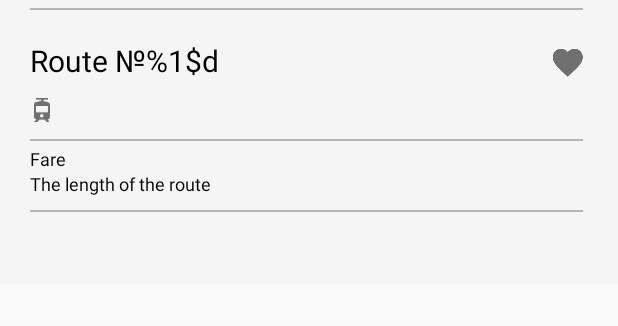
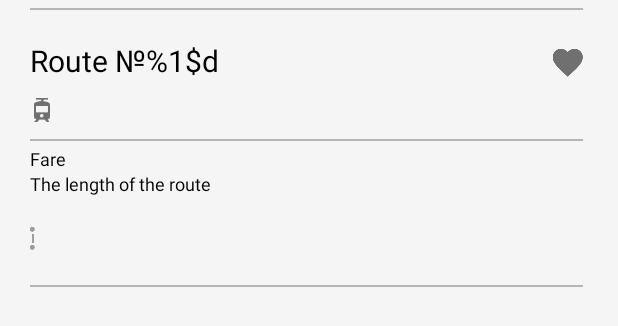
Before and after one commit to Psihey/Android-Public-Transport, an Android app: the layout bottom_sheet_route_detail.xml on its own in the app's theme, with its tools: preview values and no code run, on a phone screen of 412 x 824 dp. Shown: the top 326 px of the screen. Run offline under Robolectric (Android 15) with nearby library versions, the phone set to English and light mode, and no system bars.

Commit message:
Fixed problem on 4.4 Android

```diff
--- a/app/src/main/res/layout/bottom_sheet_route_detail.xml
+++ b/app/src/main/res/layout/bottom_sheet_route_detail.xml
@@ -11,83 +11,83 @@
         android:id="@+id/view_separate_line_top"
         android:layout_width="match_parent"
         android:layout_height="1dp"
+        android:layout_alignParentTop="true"
         android:layout_marginEnd="@dimen/vehicles_detail_layout_margin_end"
         android:layout_marginStart="@dimen/vehicles_detail_layout_margin_start"
         android:layout_marginTop="5dp"
-        android:layout_alignParentTop="true"
         android:background="#b5b5b3" />
 
     <TextView
         android:id="@+id/tv_route_info_number"
         android:layout_width="wrap_content"
         android:layout_height="wrap_content"
+        android:layout_below="@+id/view_separate_line_top"
         android:layout_marginStart="@dimen/vehicles_detail_layout_margin_start"
         android:layout_marginTop="20dp"
-        android:layout_below="@+id/view_separate_line_top"
         android:text="@string/text_view_route_number"
         android:textColor="@color/text_item_view"
-        android:textSize="20sp"/>
+        android:textSize="20sp" />
 
     <ImageView
         android:id="@+id/iv_route_info_transport_icon"
         android:layout_width="16dp"
         android:layout_height="16dp"
+        android:layout_below="@+id/tv_route_info_number"
         android:layout_marginStart="@dimen/vehicles_detail_layout_margin_start"
         android:layout_marginTop="11dp"
-        android:layout_below="@+id/tv_route_info_number"
         android:src="@drawable/ic_tram_gray_24_dp" />
 
     <ImageButton
         android:id="@+id/ib_route_info_favorite_icon"
         android:layout_width="20dp"
         android:layout_height="20dp"
+        android:layout_alignParentEnd="true"
+        android:layout_below="@+id/view_separate_line_top"
         android:layout_marginEnd="@dimen/vehicles_detail_layout_margin_end"
         android:layout_marginTop="25dp"
-        android:layout_below="@+id/view_separate_line_top"
-        android:layout_alignParentEnd="true"
         android:src="@drawable/ic_favorite_gray_24_dp" />
 
     <TextView
         android:id="@+id/tv_transport_route_info_type_value"
         android:layout_width="wrap_content"
         android:layout_height="wrap_content"
+        android:layout_below="@+id/tv_route_info_number"
         android:layout_marginStart="4dp"
         android:layout_marginTop="8dp"
         android:layout_toEndOf="@+id/iv_route_info_transport_icon"
-        android:layout_below="@+id/tv_route_info_number"
         android:textColor="@color/text_item_view"
-        android:textSize="14sp"/>
+        android:textSize="14sp" />
 
     <View
         android:id="@+id/view_separate_line_middle"
         android:layout_width="match_parent"
         android:layout_height="1dp"
-        android:layout_marginTop="11dp"
+        android:layout_below="@+id/iv_route_info_transport_icon"
         android:layout_marginBottom="4dp"
         android:layout_marginEnd="@dimen/vehicles_detail_layout_margin_end"
         android:layout_marginStart="@dimen/vehicles_detail_layout_margin_start"
-        android:layout_below="@+id/iv_route_info_transport_icon"
-        android:background="#b5b5b3"/>
+        android:layout_marginTop="11dp"
+        android:background="#b5b5b3" />
 
     <TextView
         android:id="@+id/tv_route_info_transport_fee"
         android:layout_width="wrap_content"
         android:layout_height="wrap_content"
+        android:layout_below="@+id/tv_transport_route_info_type_value"
         android:layout_marginStart="@dimen/vehicles_detail_layout_margin_start"
         android:layout_marginTop="16dp"
-        android:layout_below="@+id/tv_transport_route_info_type_value"
         android:text="@string/text_view_fee"
         android:textColor="@color/text_item_view"
-        android:textSize="@dimen/vehicles_detail_text_size_value"/>
+        android:textSize="@dimen/vehicles_detail_text_size_value" />
 
     <TextView
         android:id="@+id/tv_route_info_transport_fee_value"
         android:layout_width="wrap_content"
         android:layout_height="wrap_content"
+        android:layout_alignParentEnd="true"
+        android:layout_below="@+id/tv_transport_route_info_type_value"
         android:layout_marginEnd="@dimen/vehicles_detail_layout_margin_end"
         android:layout_marginTop="16dp"
-        android:layout_below="@+id/tv_transport_route_info_type_value"
-        android:layout_alignParentEnd="true"
         android:gravity="end"
         android:textColor="@color/text_item_view"
         android:textSize="@dimen/vehicles_detail_text_size_value" />
@@ -96,32 +96,82 @@
         android:id="@+id/tv_route_info_transport_route_distance"
         android:layout_width="wrap_content"
         android:layout_height="wrap_content"
+        android:layout_below="@+id/tv_route_info_transport_fee"
         android:layout_marginStart="@dimen/vehicles_detail_layout_margin_start"
-        android:layout_below="@+id/tv_route_info_transport_fee"
         android:text="@string/text_view_distance"
         android:textColor="@color/text_item_view"
-        android:textSize="12sp"/>
+        android:textSize="12sp" />
 
     <TextView
         android:id="@+id/tv_route_info_transport_route_distance_value"
         android:layout_width="wrap_content"
         android:layout_height="wrap_content"
+        android:layout_alignParentEnd="true"
+        android:layout_below="@+id/tv_route_info_transport_fee"
         android:layout_marginEnd="@dimen/vehicles_detail_layout_margin_end"
-        android:layout_below="@+id/tv_route_info_transport_fee"
-        android:layout_alignParentEnd="true"
         android:gravity="end"
         android:textColor="@color/text_item_view"
-        android:textSize="@dimen/vehicles_detail_text_size_value"/>
+        android:textSize="@dimen/vehicles_detail_text_size_value" />
+
+    <ImageView
+        android:id="@+id/iv_top_dot"
+        android:layout_width="3dp"
+        android:layout_height="3dp"
+        android:layout_below="@+id/tv_route_info_transport_route_distance"
+        android:layout_marginStart="@dimen/vehicles_detail_layout_margin_start"
+        android:layout_marginTop="20.5dp"
+        android:src="@drawable/ic_small_dot_stop_detail" />
+
+    <TextView
+        android:id="@+id/tv_first_stop_route_detail"
+        android:layout_width="wrap_content"
+        android:layout_height="wrap_content"
+        android:layout_below="@+id/tv_route_info_transport_route_distance"
+        android:layout_marginStart="4.5dp"
+        android:layout_marginTop="10dp"
+        android:layout_toEndOf="@+id/iv_top_dot"
+        android:gravity="start"
+        android:textColor="@color/text_item_view"
+        android:textSize="12sp" />
+
+    <ImageView
+        android:id="@+id/iv_stick_center"
+        android:layout_width="1dp"
+        android:layout_height="6dp"
+        android:layout_below="@+id/iv_top_dot"
+        android:layout_marginStart="21dp"
+        android:layout_marginTop="1dp"
+        android:src="@drawable/ic_small_stick_stop_detail" />
+
+    <ImageView
+        android:id="@+id/iv_bottom_dot"
+        android:layout_width="3dp"
+        android:layout_height="3dp"
+        android:layout_below="@+id/iv_stick_center"
+        android:layout_marginStart="@dimen/vehicles_detail_layout_margin_start"
+        android:layout_marginTop="1dp"
+        android:src="@drawable/ic_small_dot_stop_detail" />
+
+    <TextView
+        android:id="@+id/tv_last_stop_route_detail"
+        android:layout_width="wrap_content"
+        android:layout_height="wrap_content"
+        android:layout_below="@+id/tv_first_stop_route_detail"
+        android:layout_marginStart="4.5dp"
+        android:layout_toEndOf="@+id/iv_stick_center"
+        android:gravity="start"
+        android:textColor="@color/text_item_view"
+        android:textSize="12sp" />
 
     <View
         android:id="@+id/view_separate_line_bottom"
         android:layout_width="match_parent"
         android:layout_height="1dp"
+        android:layout_below="@+id/tv_last_stop_route_detail"
         android:layout_marginEnd="@dimen/vehicles_detail_layout_margin_end"
         android:layout_marginStart="@dimen/vehicles_detail_layout_margin_start"
-        android:layout_marginTop="9dp"
-        android:layout_marginBottom="48dp"
-        android:layout_below="@+id/tv_route_info_transport_route_distance"
-        android:background="#b5b5b3"/>
+        android:layout_marginTop="16dp"
+        android:layout_marginBottom="30dp"
+        android:background="#b5b5b3" />
 
 </RelativeLayout>
```
